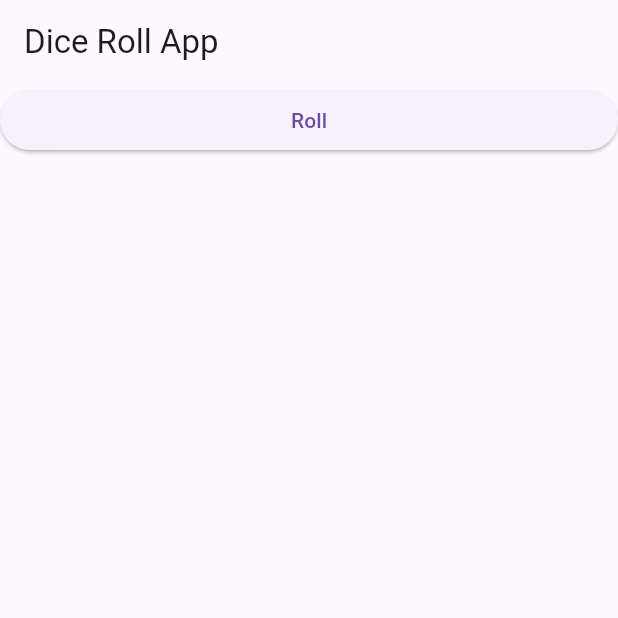
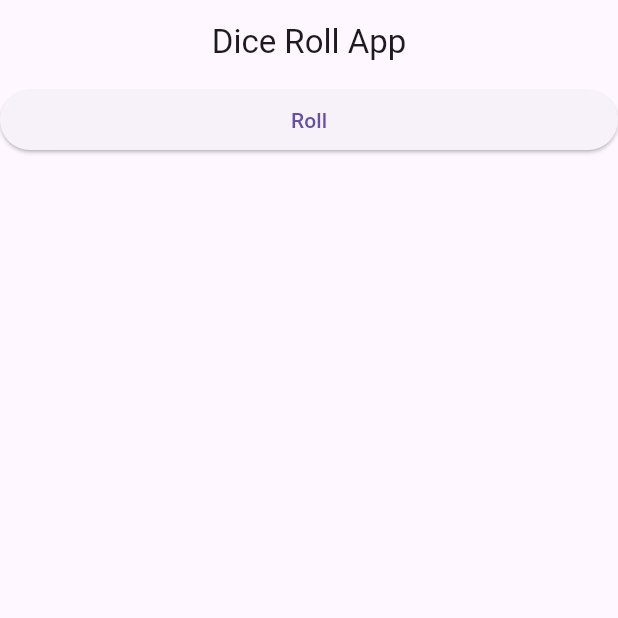
Before and after one commit to nativecrossplatform/Flutter-Dice-Roll, a Flutter app: the screen it shows after launch, on a phone screen of 412 x 824 dp, the top half of it. Run offline on Flutter 3.47's test engine with Material 3 defaults, Android fonts, the phone set to English and light mode, and no system bars.

Commit message:
minor test

```diff
--- a/diceroll/lib/main.dart
+++ b/diceroll/lib/main.dart
@@ -18,7 +18,7 @@ class scaff extends StatelessWidget
     {
       return Scaffold(
         appBar: AppBar(
-          title: Text('Dice Roll App')
+          title: Center(child: Text('Dice Roll App'))
         ),
         body: Column(children: [roll_dice_button()]),
       );
```
